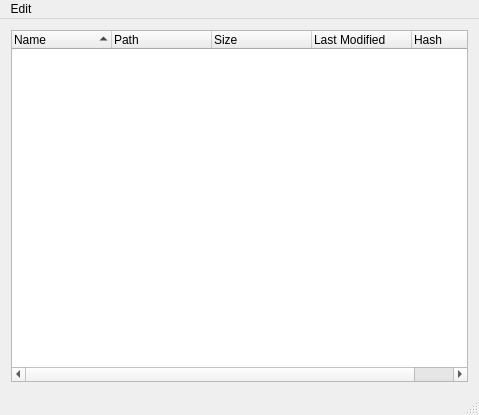
The window that source/mainwindow.ui (sonnayasomnambula/multidiff) describes before a commit, drawn with Qt 5.
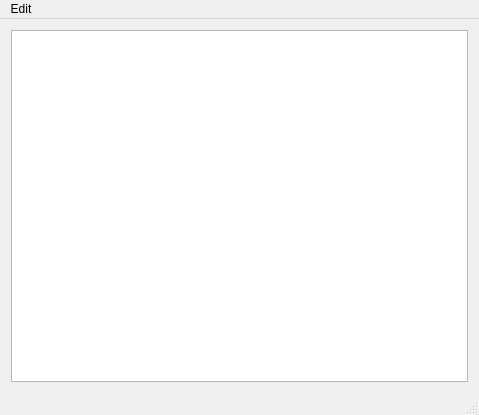
The same window after the commit. Custom widgets are drawn as their Qt base class.

```diff
--- a/source/mainwindow.ui
+++ b/source/mainwindow.ui
@@ -23,8 +23,8 @@
       <property name="dragDropMode">
        <enum>QAbstractItemView::DropOnly</enum>
       </property>
-      <property name="alternatingRowColors">
-       <bool>true</bool>
+      <property name="defaultDropAction">
+       <enum>Qt::CopyAction</enum>
       </property>
       <property name="selectionMode">
        <enum>QAbstractItemView::ExtendedSelection</enum>
@@ -38,37 +38,6 @@
       <property name="sortingEnabled">
        <bool>true</bool>
       </property>
-      <property name="animated">
-       <bool>false</bool>
-      </property>
-      <property name="columnCount">
-       <number>5</number>
-      </property>
-      <column>
-       <property name="text">
-        <string>Name</string>
-       </property>
-      </column>
-      <column>
-       <property name="text">
-        <string>Path</string>
-       </property>
-      </column>
-      <column>
-       <property name="text">
-        <string>Size</string>
-       </property>
-      </column>
-      <column>
-       <property name="text">
-        <string>Last Modified</string>
-       </property>
-      </column>
-      <column>
-       <property name="text">
-        <string>Hash</string>
-       </property>
-      </column>
      </widget>
     </item>
    </layout>
@@ -155,7 +124,7 @@
  <customwidgets>
   <customwidget>
    <class>FileList</class>
-   <extends>QTreeWidget</extends>
+   <extends>QTreeView</extends>
    <header>filelist.h</header>
   </customwidget>
  </customwidgets>
```
Left out of the diff: 6 changed lines with no effect on the pictures.
